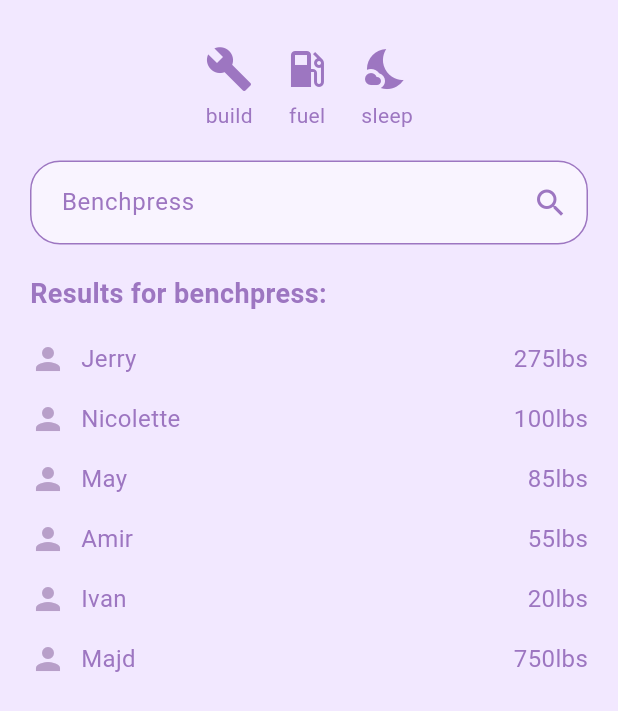
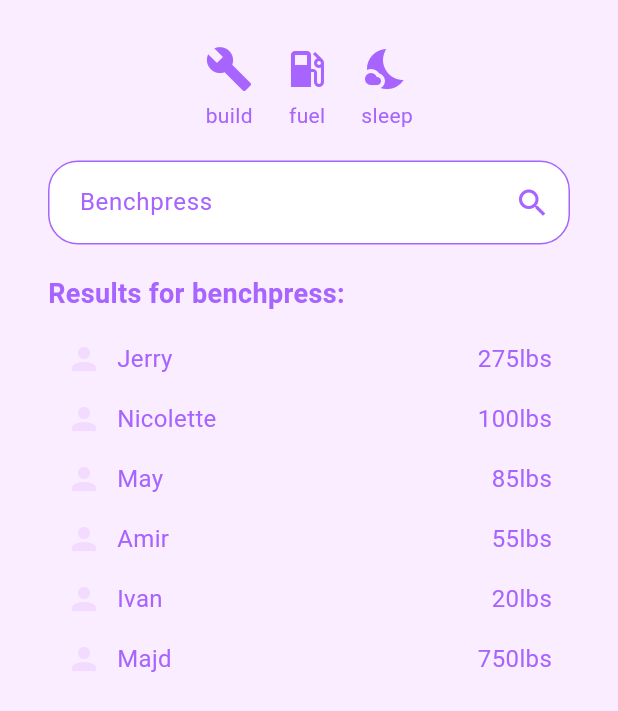
Before and after one commit to maynguyen26/lipht, a Flutter app: the FriendsScreen screen opened directly, on a phone screen of 412 x 824 dp. Shown: the top 711 px of the screen. Run offline on Flutter 3.47's test engine with Material 3 defaults, Android fonts, the phone set to English and light mode, and no system bars; our stand-ins replace cloud_firestore, connectivity_plus, firebase_auth, firebase_core, fl_chart, google_sign_in and 1 more; accounts and stored records are empty; project files that could hold a hidden picture were left out.

Commit message:
- updated settings screen and friends screen

```diff
--- a/lib/features/friends/screens/friends_screen.dart
+++ b/lib/features/friends/screens/friends_screen.dart
@@ -6,61 +6,56 @@ class FriendsScreen extends StatelessWidget {
   @override
   Widget build(BuildContext context) {
     return Scaffold(
-      backgroundColor: const Color(0xFFF2E8FF),
-      body: Padding(
-        padding: EdgeInsets.symmetric(horizontal: 20, vertical: 10),
+      backgroundColor: const Color(0xFFF9EDFF),
+      body: SafeArea(
+        child: Padding(
+          padding: const EdgeInsets.symmetric(horizontal: 32, vertical: 10),
           child: Column(
             crossAxisAlignment: CrossAxisAlignment.start,
             children: [
-            // Header
+              const SizedBox(height: 20),
 
-            SizedBox(height: 20),
-
-            // Category Icons
               Row(
                 mainAxisAlignment: MainAxisAlignment.center,
                 children: [
                   _buildCategoryIcon(Icons.build, "build"),
-                SizedBox(width: 20),
+                  const SizedBox(width: 20),
                   _buildCategoryIcon(Icons.local_gas_station, "fuel"),
-                SizedBox(width: 20),
+                  const SizedBox(width: 20),
                   _buildCategoryIcon(Icons.nights_stay, "sleep"),
                 ],
               ),
-            SizedBox(height: 20),
+              const SizedBox(height: 20),
 
-            // Search Bar
               Container(
                 decoration: BoxDecoration(
-                color: Colors.white.withOpacity(0.5),
+                  color: Colors.white,
                   borderRadius: BorderRadius.circular(20),
-                border: Border.all(color: Color(0xFF9D76C1)),
+                  border: Border.all(color: const Color(0xFFA764FF)),
                 ),
-              child: TextField(
+                child: const TextField(
                   decoration: InputDecoration(
                     hintText: "Benchpress",
-                  hintStyle: TextStyle(color: Color(0xFF9D76C1)),
+                    hintStyle: TextStyle(color: Color(0xFFA764FF)),
                     border: InputBorder.none,
                     contentPadding:
                         EdgeInsets.symmetric(horizontal: 20, vertical: 15),
-                  suffixIcon: Icon(Icons.search, color: Color(0xFF9D76C1)),
+                    suffixIcon: Icon(Icons.search, color: Color(0xFFA764FF)),
                   ),
                 ),
               ),
-            SizedBox(height: 20),
+              const SizedBox(height: 20),
 
-            // Search Results Header
-            Text(
+              const Text(
                 "Results for benchpress:",
                 style: TextStyle(
                   fontSize: 18,
                   fontWeight: FontWeight.bold,
-                color: Color(0xFF9D76C1),
+                  color: Color(0xFFA764FF),
                 ),
               ),
-            SizedBox(height: 10),
+              const SizedBox(height: 10),
 
-            // Search Results List
               Expanded(
                 child: ListView(
                   children: [
@@ -76,40 +71,39 @@ class FriendsScreen extends StatelessWidget {
             ],
           ),
         ),
+      ),
     );
   }
 
-  // Category Icon Widget
   Widget _buildCategoryIcon(IconData icon, String label) {
     return Column(
       children: [
-        Icon(icon, color: Color(0xFF9D76C1), size: 32),
-        SizedBox(height: 5),
-        Text(label, style: TextStyle(color: Color(0xFF9D76C1))),
+        Icon(icon, color: const Color(0xFFA764FF), size: 32),
+        const SizedBox(height: 5),
+        Text(label, style: const TextStyle(color: Color(0xFFA764FF))),
       ],
     );
   }
 
-  // User Row Widget
   Widget _buildUserRow(String name, String weight) {
     return Padding(
-      padding: EdgeInsets.symmetric(vertical: 8),
+      padding: const EdgeInsets.symmetric(vertical: 8, horizontal: 12),
       child: Row(
         mainAxisAlignment: MainAxisAlignment.spaceBetween,
         children: [
           Row(
             children: [
-              Icon(Icons.person, color: Color(0xFFB89FC9)),
-              SizedBox(width: 10),
+              const Icon(Icons.person, color: Color(0xFFF3DBFF)),
+              const SizedBox(width: 10),
               Text(
                 name,
-                style: TextStyle(fontSize: 16, color: Color(0xFF9D76C1)),
+                style: const TextStyle(fontSize: 16, color: Color(0xFFA764FF)),
               ),
             ],
           ),
           Text(
             weight,
-            style: TextStyle(fontSize: 16, color: Color(0xFF9D76C1)),
+            style: const TextStyle(fontSize: 16, color: Color(0xFFA764FF)),
           ),
         ],
       ),
--- /dev/null
+++ b/lib/features/settings/widgets/index.dart
@@ -0,0 +1,5 @@
+export 'settings_card.dart';
+export 'settings_text_field.dart';
+export 'settings_switch_row.dart';
+export 'settings_action_row.dart';
+export 'signout_button.dart';
```
Also changed, not shown: lib/features/settings/screens/settings_screen.dart (+149 -58 lines), lib/features/settings/widgets/settings_action_row.dart (added, +44 -0 lines), lib/features/settings/widgets/settings_card.dart (added, +41 -0 lines), lib/features/settings/widgets/settings_switch_row.dart (added, +36 -0 lines), lib/features/settings/widgets/settings_text_field.dart (added, +40 -0 lines), lib/features/settings/widgets/signout_button.dart (added, +37 -0 lines). Lines whose indentation alone changed are shown as unchanged.
